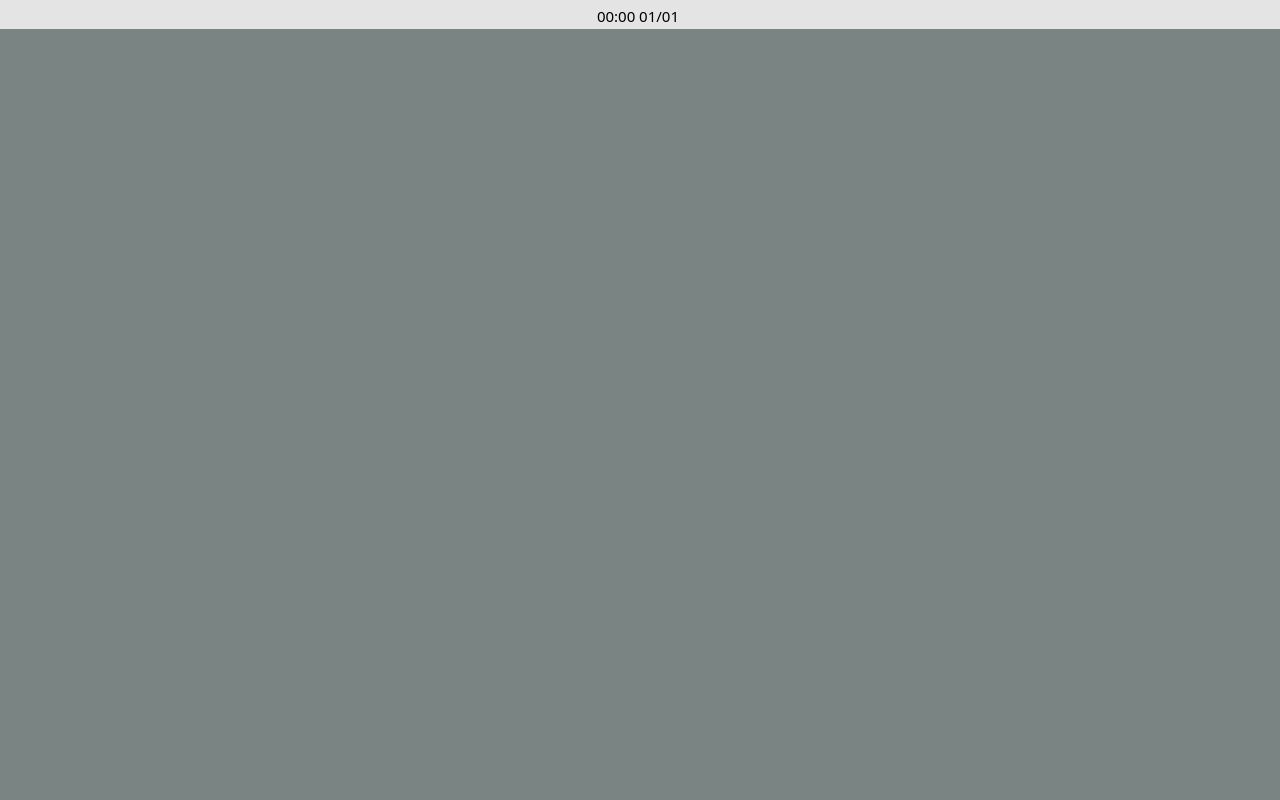
This is src/jp_mainwindow/jp_mainwindow.ui in Jsvi53/qt_custom_widget as Qt 5 draws it before an edit. The edited form follows.
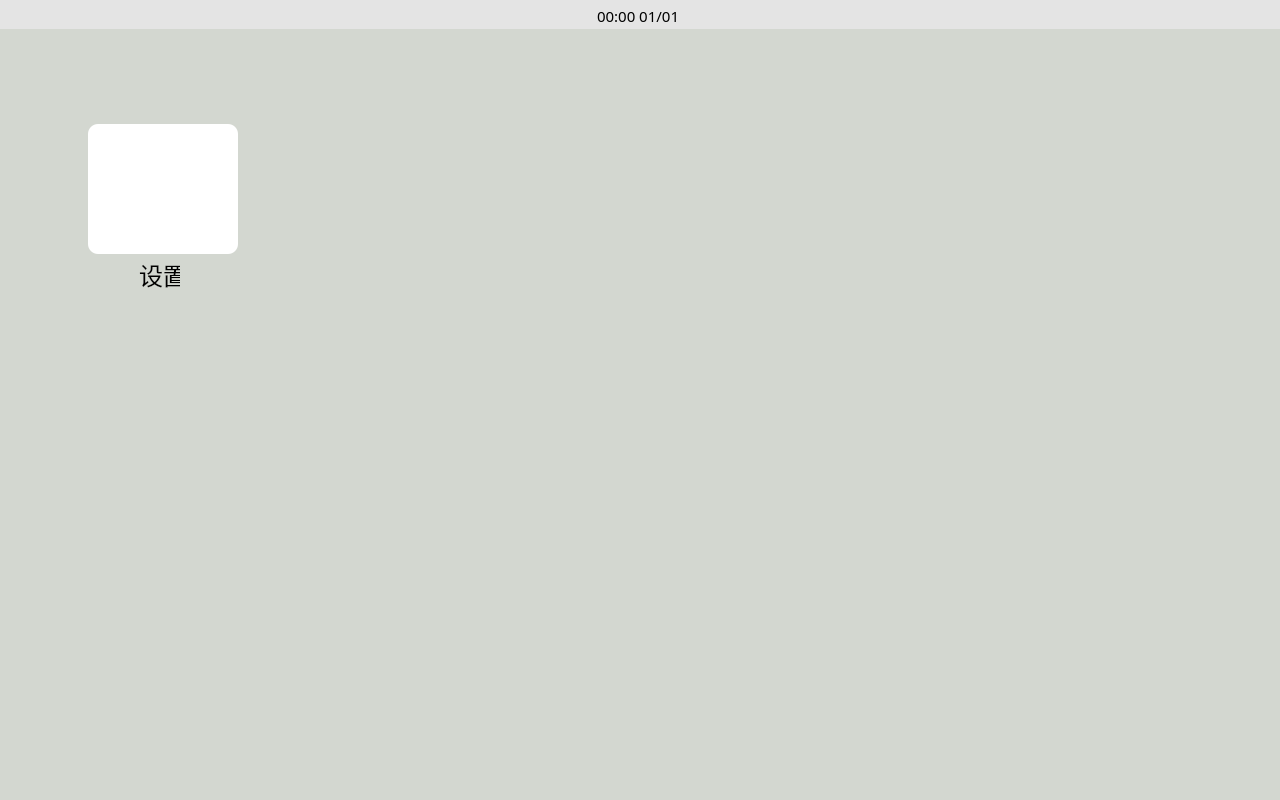
This is the edited form. Icons and pictures are not drawn.

Diff of the .ui file:
```diff
--- a/src/jp_mainwindow/jp_mainwindow.ui
+++ b/src/jp_mainwindow/jp_mainwindow.ui
@@ -126,8 +126,82 @@
     <item>
      <widget class="QWidget" name="base_workspace" native="true">
       <property name="styleSheet">
-       <string notr="true">background-color: rgb(122, 132, 131);</string>
+       <string notr="true">QWidget {
+	background-color: rgb(211, 215, 208);
+}
+</string>
       </property>
+      <widget class="QPushButton" name="home_SettingButton">
+       <property name="geometry">
+        <rect>
+         <x>89</x>
+         <y>95</y>
+         <width>150</width>
+         <height>130</height>
+        </rect>
+       </property>
+       <property name="minimumSize">
+        <size>
+         <width>150</width>
+         <height>130</height>
+        </size>
+       </property>
+       <property name="maximumSize">
+        <size>
+         <width>150</width>
+         <height>130</height>
+        </size>
+       </property>
+       <property name="styleSheet">
+        <string notr="true">QPushButton {
+	background-color: white;
+	border-radius: 10px;
+}	
+
+</string>
+       </property>
+       <property name="text">
+        <string/>
+       </property>
+       <property name="icon">
+        <iconset>
+         <normalon>:/home/settingbtn/home_assets/icon_home_setting_144.png</normalon>
+        </iconset>
+       </property>
+       <property name="iconSize">
+        <size>
+         <width>100</width>
+         <height>100</height>
+        </size>
+       </property>
+       <property name="autoDefault">
+        <bool>false</bool>
+       </property>
+       <property name="flat">
+        <bool>false</bool>
+       </property>
+      </widget>
+      <widget class="QLabel" name="home_SettingButton_text">
+       <property name="geometry">
+        <rect>
+         <x>140</x>
+         <y>230</y>
+         <width>41</width>
+         <height>31</height>
+        </rect>
+       </property>
+       <property name="font">
+        <font>
+         <family>微软雅黑</family>
+         <pointsize>18</pointsize>
+         <weight>50</weight>
+         <bold>false</bold>
+        </font>
+       </property>
+       <property name="text">
+        <string>设置</string>
+       </property>
+      </widget>
      </widget>
     </item>
    </layout>
```
